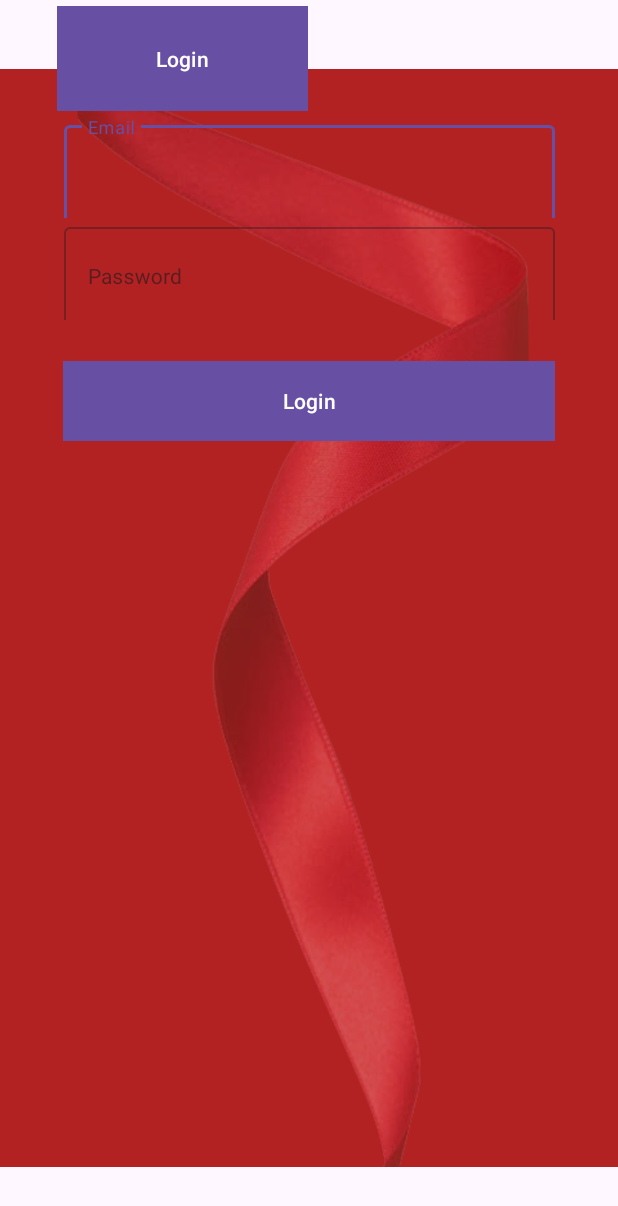
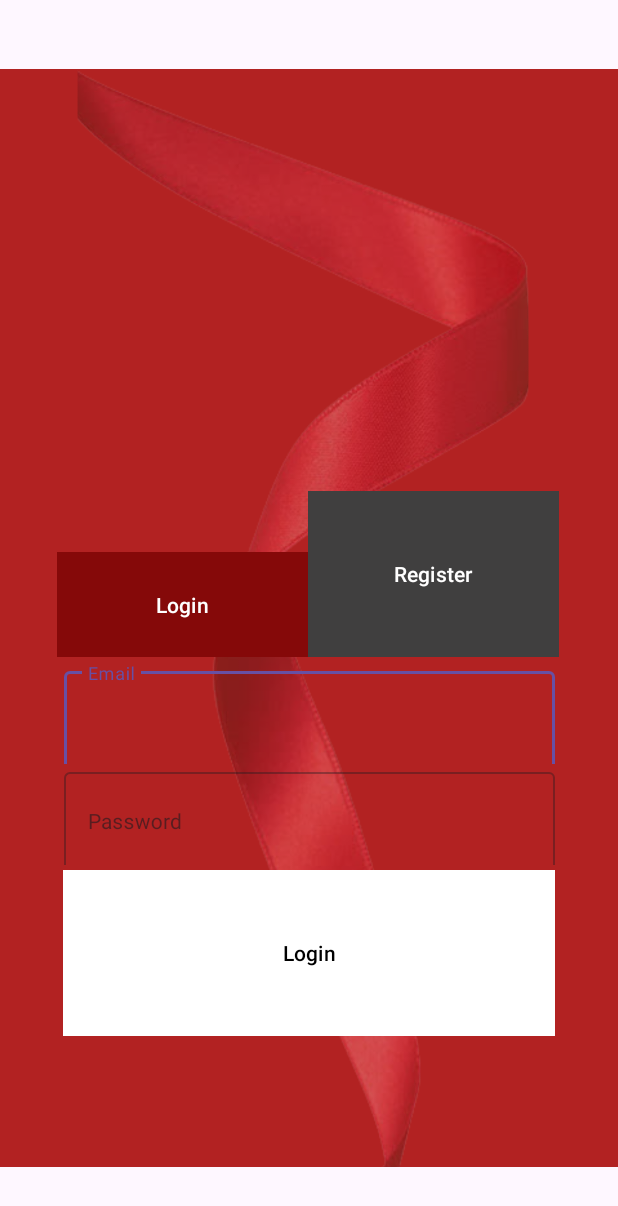
Before and after one commit to ErkinAl/E-Bilot, an Android app: the fragment Login shown on its own in the app's theme, on a phone screen of 412 x 824 dp. Shown: the top 1206 px of the screen. Run offline under Robolectric (Android 15) with nearby library versions, the phone set to English and light mode, and no system bars.

Commit message:
minor updates2

```diff
--- a/app/src/main/res/layout/fragment_about_us.xml
+++ b/app/src/main/res/layout/fragment_about_us.xml
@@ -25,8 +25,8 @@
 
         <ImageButton
             android:id="@+id/buttonBack"
-            android:layout_width="wrap_content"
-            android:layout_height="wrap_content"
+            android:layout_width="64dp"
+            android:layout_height="54dp"
             android:layout_marginStart="16dp"
             android:layout_marginTop="16dp"
             app:layout_constraintStart_toStartOf="parent"
--- a/app/src/main/res/layout/fragment_login.xml
+++ b/app/src/main/res/layout/fragment_login.xml
@@ -19,66 +19,66 @@
         app:layout_constraintEnd_toEndOf="@+id/buttonLogin"
         app:layout_constraintStart_toEndOf="@+id/buttonLogin">
 
+
         <Button
             android:id="@+id/buttonRegister"
             android:layout_width="0dp"
             android:layout_height="0dp"
-            android:layout_marginTop="243dp"
-            android:layout_marginEnd="38dp"
-            android:layout_marginBottom="135dp"
+            android:layout_marginTop="323dp"
+            android:layout_marginEnd="39dp"
+
+            android:layout_marginBottom="134dp"
+            android:backgroundTint="#403F3F"
             android:text="Register"
             app:cornerRadius="0dp"
             app:layout_constraintBottom_toTopOf="@+id/buttonLoginConfirm"
             app:layout_constraintEnd_toEndOf="parent"
             app:layout_constraintStart_toEndOf="@+id/buttonLogin"
-            app:layout_constraintTop_toTopOf="parent"
-
-            app:layout_constraintVertical_bias="0.0" />
+            app:layout_constraintTop_toTopOf="parent" />
 
         <Button
             android:id="@+id/buttonLogin"
             android:layout_width="0dp"
             android:layout_height="78dp"
             android:layout_marginStart="38dp"
-            android:layout_marginEnd="1dp"
+            android:backgroundTint="#850909"
             android:text="Login"
             app:cornerRadius="0dp"
+            app:layout_constraintBottom_toTopOf="@+id/loginEmail"
             app:layout_constraintEnd_toStartOf="@+id/buttonRegister"
             app:layout_constraintStart_toStartOf="parent"
-            tools:layout_editor_absoluteY="243dp"
-            app:layout_constraintBottom_toBottomOf="re"
-            />
-
+            app:layout_constraintTop_toTopOf="@+id/buttonRegister"
+            app:layout_constraintVertical_bias="1.0" />
 
         <Button
             android:id="@+id/buttonLoginConfirm"
             android:layout_width="328dp"
-            android:layout_height="61dp"
+            android:layout_height="0dp"
+            android:layout_marginBottom="129dp"
+            android:backgroundTint="#FFFFFF"
             android:text="Login"
+            android:textColor="#000000"
             app:cornerRadius="0dp"
             app:layout_constraintBottom_toBottomOf="parent"
-            app:layout_constraintEnd_toEndOf="@+id/loginPassword"
-            app:layout_constraintHorizontal_bias="1.0"
-            app:layout_constraintStart_toStartOf="@+id/loginPassword"
-            app:layout_constraintTop_toBottomOf="@+id/loginPassword"
-            app:layout_constraintVertical_bias="0.042" />
+            app:layout_constraintEnd_toEndOf="parent"
+            app:layout_constraintStart_toStartOf="parent"
+            app:layout_constraintTop_toBottomOf="@+id/buttonRegister" />
 
         <com.google.android.material.textfield.TextInputLayout
             android:id="@+id/loginEmail"
             style="@style/Widget.MaterialComponents.TextInputLayout.OutlinedBox"
             android:layout_width="327dp"
             android:layout_height="67dp"
-            android:layout_marginBottom="1dp"
             android:hint="Email"
-            app:layout_constraintBottom_toTopOf="@+id/loginPassword"
-            app:layout_constraintEnd_toEndOf="@+id/buttonRegister"
-            app:layout_constraintStart_toStartOf="@+id/buttonLogin"
-            app:layout_constraintTop_toBottomOf="@+id/buttonLogin">
+            app:layout_constraintEnd_toEndOf="parent"
+            app:layout_constraintStart_toStartOf="parent"
+            app:layout_constraintTop_toBottomOf="@+id/buttonRegister">
 
             <com.google.android.material.textfield.TextInputEditText
                 android:id="@+id/loginEmail_editText"
                 android:layout_width="327dp"
                 android:layout_height="67dp"
+                android:textColor="#FFFCFC"
                 android:textSize="14sp" />
         </com.google.android.material.textfield.TextInputLayout>
 
@@ -87,12 +87,11 @@
             style="@style/Widget.MaterialComponents.TextInputLayout.OutlinedBox"
             android:layout_width="327dp"
             android:layout_height="67dp"
-            android:layout_marginTop="68dp"
             android:hint="Password"
-            app:layout_constraintEnd_toEndOf="@+id/loginEmail"
-            app:layout_constraintHorizontal_bias="1.0"
-            app:layout_constraintStart_toStartOf="@+id/buttonLogin"
-            app:layout_constraintTop_toBottomOf="@+id/buttonLogin">
+            app:layout_constraintBottom_toTopOf="@+id/buttonLoginConfirm"
+            app:layout_constraintEnd_toEndOf="parent"
+            app:layout_constraintStart_toStartOf="parent"
+            app:layout_constraintTop_toBottomOf="@+id/loginEmail">
 
             <com.google.android.material.textfield.TextInputEditText
                 android:id="@+id/loginPassword_editText"
--- a/app/src/main/res/layout/fragment_register.xml
+++ b/app/src/main/res/layout/fragment_register.xml
@@ -27,6 +27,7 @@
             android:layout_height="0dp"
             android:layout_marginStart="26dp"
             android:layout_marginTop="187dp"
+            android:backgroundTint="#403F3F"
             android:text="Login"
             app:circularflow_radiusInDP="0dp"
             app:cornerRadius="0dp"
@@ -40,6 +41,7 @@
             android:layout_width="0dp"
             android:layout_height="78dp"
             android:layout_marginEnd="51dp"
+            android:backgroundTint="#850909"
             android:text="Register"
             app:circularflow_radiusInDP="0dp"
             app:cornerRadius="0dp"
@@ -81,7 +83,9 @@
             android:layout_marginStart="32dp"
             android:layout_marginTop="8dp"
             android:layout_marginEnd="32dp"
+            android:backgroundTint="#FFFFFF"
             android:text="Register"
+            android:textColor="#000000"
             app:cornerRadius="0dp"
             app:layout_constraintEnd_toEndOf="parent"
             app:layout_constraintHorizontal_bias="0.0"
```
